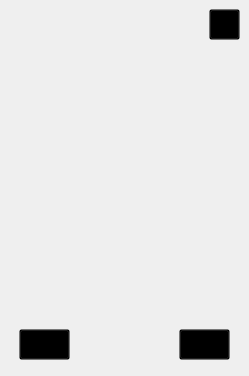
Old version of the form Documentos/radiografiaui.ui in the repository 0tomi/POO-TP.
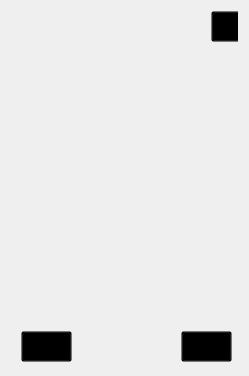
New version of the form. Icons and pictures are not drawn.

Diff of the .ui file:
```diff
--- a/Documentos/radiografiaui.ui
+++ b/Documentos/radiografiaui.ui
@@ -13,15 +13,9 @@
   <property name="windowTitle">
    <string>Form</string>
   </property>
+  <layout class="QVBoxLayout" name="verticalLayout">
+   <item>
   <widget class="QWidget" name="fondo" native="true">
-   <property name="geometry">
-    <rect>
-     <x>9</x>
-     <y>9</y>
-     <width>231</width>
-     <height>358</height>
-    </rect>
-   </property>
    <property name="styleSheet">
     <string notr="true">#fondo{
 border-image:url(:/Niveles/Nivel5/fondoscanner.png)
@@ -233,6 +227,8 @@
     </property>
    </widget>
   </widget>
+   </item>
+  </layout>
  </widget>
  <resources/>
  <connections/>
```
Lines whose indentation alone changed are shown as unchanged.
